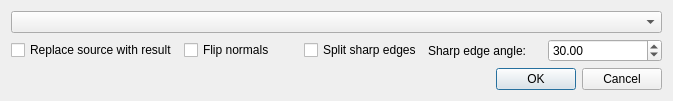
RasmusRPaulsen/Sumatra, file forms/decimatedlg.ui: the form before one commit.
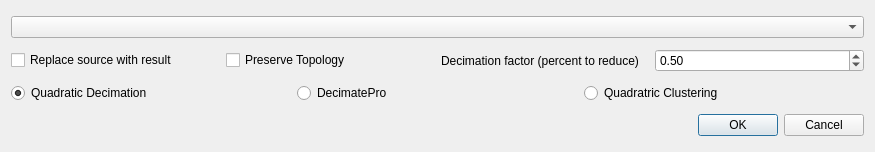
The form after the commit.

Commit message: decimate on the way

Diff of the .ui file:
```diff
--- a/forms/decimatedlg.ui
+++ b/forms/decimatedlg.ui
@@ -6,8 +6,8 @@
    <rect>
     <x>0</x>
     <y>0</y>
-    <width>673</width>
-    <height>84</height>
+    <width>875</width>
+    <height>152</height>
    </rect>
   </property>
   <property name="windowTitle">
@@ -17,8 +17,8 @@
    <item>
     <widget class="QComboBox" name="selectedObjectCB"/>
    </item>
-	<item>
-       <layout class="QHBoxLayout" name="horizontalLayout">
+   <item>
+    <layout class="QHBoxLayout" name="horizontalLayout">
      <item>
       <widget class="QCheckBox" name="ReplaceSourceChk">
        <property name="text">
@@ -29,36 +29,60 @@
      <item>
       <widget class="QCheckBox" name="FlipNormalsChk">
        <property name="text">
-        <string>Flip normals</string>
-       </property>
-      </widget>
-     </item>
-     <item>
-      <widget class="QCheckBox" name="SplitSharpEdgesChk">
-       <property name="text">
-        <string>Split sharp edges</string>
+        <string>Preserve Topology</string>
        </property>
       </widget>
      </item>
      <item>
       <widget class="QLabel" name="label">
        <property name="text">
-        <string>Sharp edge angle:</string>
+        <string>Decimation factor (percent to reduce)</string>
        </property>
       </widget>
      </item>
      <item>
       <widget class="QDoubleSpinBox" name="SharpEdgeAngleSpn">
        <property name="maximum">
-        <double>360.000000000000000</double>
+        <double>1.000000000000000</double>
+       </property>
+       <property name="singleStep">
+        <double>0.050000000000000</double>
        </property>
        <property name="value">
-        <double>30.000000000000000</double>
+        <double>0.500000000000000</double>
        </property>
       </widget>
      </item>
     </layout>
-	</item>
+   </item>
+   <item>
+    <layout class="QHBoxLayout" name="horizontalLayout_2">
+     <item>
+      <widget class="QRadioButton" name="quadratricRadio">
+       <property name="text">
+        <string>Quadratic Decimation</string>
+       </property>
+       <property name="checked">
+        <bool>true</bool>
+       </property>
+      </widget>
+     </item>
+     <item>
+      <widget class="QRadioButton" name="decimateProRadio">
+       <property name="text">
+        <string>DecimatePro</string>
+       </property>
+      </widget>
+     </item>
+     <item>
+      <widget class="QRadioButton" name="qclusteringRadio">
+       <property name="text">
+        <string>Quadratric Clustering</string>
+       </property>
+      </widget>
+     </item>
+    </layout>
+   </item>
    <item>
     <widget class="QDialogButtonBox" name="buttonBox">
      <property name="orientation">
```
Left out of the diff: 4 changed lines with no effect on the pictures. The commit also changes 4 other files.
